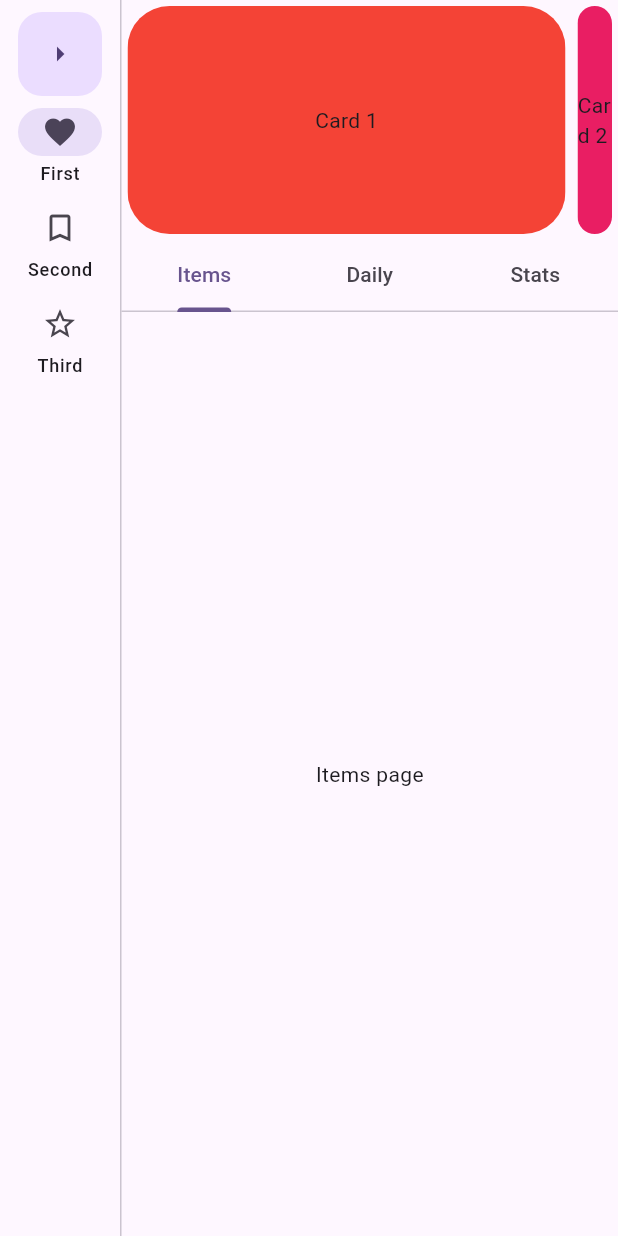
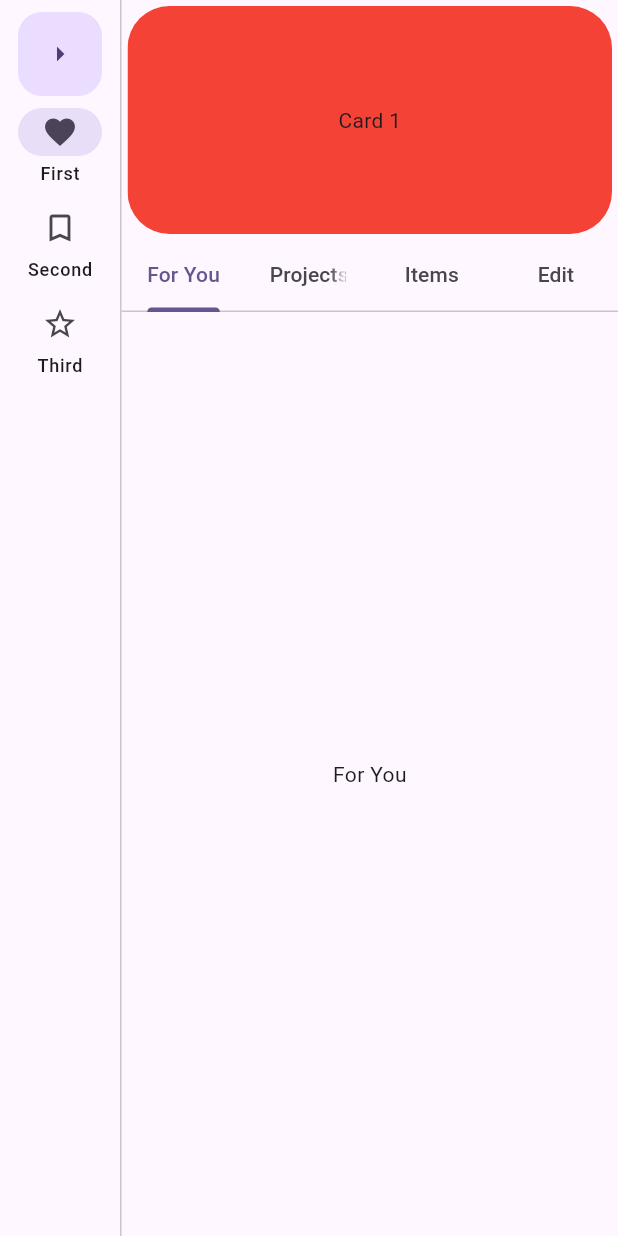
Before and after one commit to 42null/HEAP_Client, a Flutter app: the screen it shows after launch, on a phone screen of 412 x 824 dp. Run offline on Flutter 3.47's test engine with Material 3 defaults, Android fonts, the phone set to English and light mode, and no system bars; drawn by our look-alikes of dynamic_color.

Commit message:
Data items and page additions

```diff
--- a/lib/Screens/item_list_screen.dart
+++ b/lib/Screens/item_list_screen.dart
@@ -16,7 +16,7 @@ class ItemListScreen extends StatelessWidget {
           final item = sampleItems[index];
           return ListTile(
             title: Text(item.title ?? '(untitled)'),
-            subtitle: Text('${item.type} • ${item.status}'),
+            subtitle: Text('${item.title} • ${item.status}'),
             trailing: Text('P${item.priority ?? '-'}'),
           );
         },
--- a/lib/Screens/main_tabs_section.dart
+++ b/lib/Screens/main_tabs_section.dart
@@ -6,14 +6,14 @@ class MainTabsSection extends StatelessWidget {
   @override
   Widget build(BuildContext context) {
     return DefaultTabController(
-      length: 3, // must match the number of tabs AND pages below
+      length: 4, // must match the number of tabs AND pages below
       child: Column(
         children: [
           // 1. Carousel
           SizedBox(
             height: 160,
             child: CarouselView(
-              itemExtent: 300, // width of each card
+              itemExtent: 600, // width of each card
               children: List.generate(
                 5,
                     (i) => Container(
@@ -28,9 +28,10 @@ class MainTabsSection extends StatelessWidget {
           // 2. Tabs
           const TabBar(
             tabs: [
+              Tab(text: 'For You'),
+              Tab(text: 'Projects'),
               Tab(text: 'Items'),
-              Tab(text: 'Daily'),
-              Tab(text: 'Stats'),
+              Tab(text: 'Edit'),
             ],
           ),
 
@@ -38,9 +39,10 @@ class MainTabsSection extends StatelessWidget {
           const Expanded(
             child: TabBarView(
               children: [
-                Center(child: Text('Items page')),
-                Center(child: Text('Daily page')),
-                Center(child: Text('Stats page')),
+                Center(child: Text('For You')),
+                Center(child: Text('Projects')),
+                Center(child: Text('Items')),
+                Center(child: Text('Edit')),
               ],
             ),
           ),
--- a/lib/data/sample_items.dart
+++ b/lib/data/sample_items.dart
@@ -1,7 +1,6 @@
 import '../models/item.dart';
 
 final sampleItems = [
-  const Item(id: 1, type: 'TODO', title: 'Finish Canvas assignment', priority: 3, status: 'BACKLOG'),
-  const Item(id: 2, type: 'DAILY', title: 'Take pictures', priority: 5, status: 'BACKLOG'),
-  const Item(id: 3, type: 'UNSET', title: null, priority: null, status: 'BACKLOG'),
+  const Item(id: 1, title: 'Finish Canvas assignment', priority: 3, status: ItemStatus.BACKLOG),
+  const Item(id: 3, title: null, priority: null, status: ItemStatus.UNSET),
 ];
```
Also changed, not shown: lib/models/item.dart (+19 -3 lines), 1 other file.
